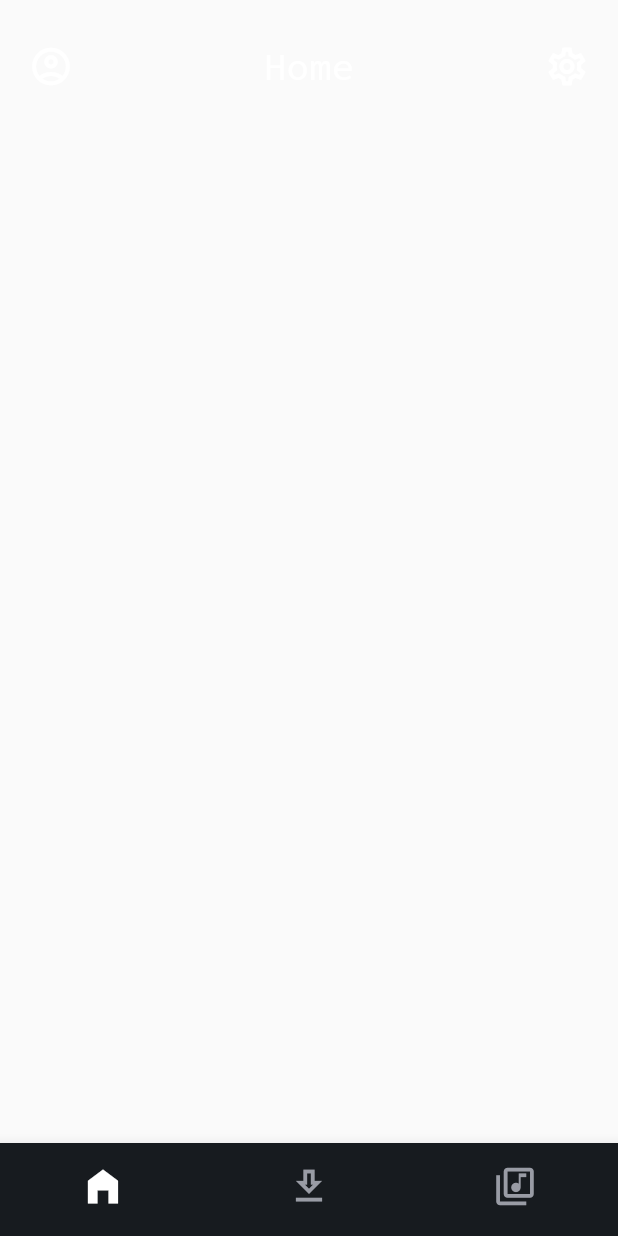
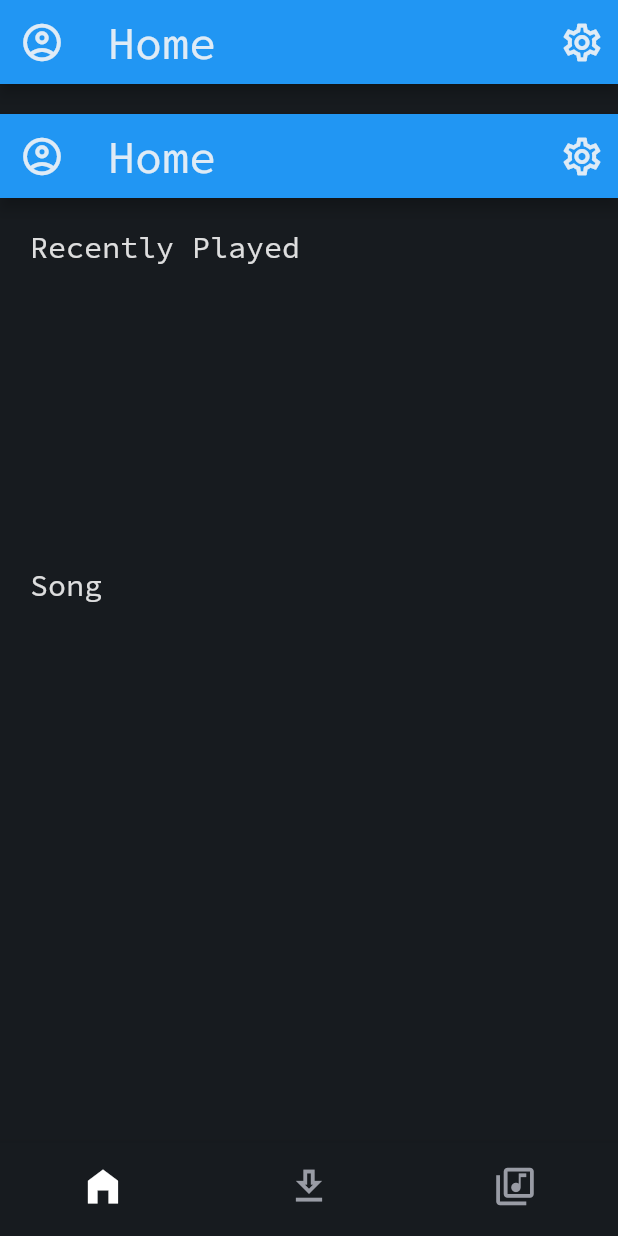
Before and after one commit to mstermigol/Sound, a Flutter app: the screen it shows after launch, on a phone screen of 412 x 824 dp. Run offline on Flutter 3.47's test engine with Material 2 defaults, Android fonts, the phone set to English and light mode, and no system bars.

Commit message:
Creted an appbar component

```diff
--- a/lib/screens/home_screen.dart
+++ b/lib/screens/home_screen.dart
@@ -1,4 +1,5 @@
 import 'package:flutter/material.dart';
+import 'package:sound/palette/palette.dart';
 // TODO: Create the carrousel of recently played songs
 // TODO: Create a scrollable list of all songs
 
@@ -7,14 +8,33 @@ class HomeScreen extends StatelessWidget{
 
   @override
   Widget build(BuildContext context){
-    return SafeArea(
-      child: Column(
-        children: [
-          const SizedBox(
+    return Scaffold(
+      backgroundColor: PALETTE.backgroud,
+      appBar: const TopHome(),
+      body: Column(
+        crossAxisAlignment: CrossAxisAlignment.start,
+        children:  const [
+          SizedBox(
             height: 20.0,
           ),
-          const TopHome(),
-          Expanded(child: Container())
+          TopHome(),
+          SizedBox(
+            height: 20.0,
+          ),
+          RecentlyPlayed(),
+          SizedBox(
+            height: 200.0,
+          ),
+          Padding(
+      padding: EdgeInsets.only(left: 20.0),
+      child: Text("Song ", style: TextStyle(
+                fontSize: 20.0,
+                color: PALETTE.blanco,
+                fontWeight: FontWeight.w400
+          ),
+
+      ),)
+
           ],
         ),
     );
@@ -24,38 +44,56 @@ class HomeScreen extends StatelessWidget{
 
 }
 
-class TopHome extends StatelessWidget {
+class TopHome extends StatelessWidget implements PreferredSizeWidget {
   const TopHome({
     Key? key,
   }) : super(key: key);
 
   @override
+  Size get preferredSize => const Size.fromHeight(kToolbarHeight);
+
+  @override
   Widget build(BuildContext context) {
-    return Padding(
-      padding: const EdgeInsets.symmetric(horizontal: 10.0),
-      child: Row(
-        mainAxisAlignment: MainAxisAlignment.spaceBetween,
-      children: [
-        IconButton(
+    return AppBar(
+    title:  const Text("Home", style: TextStyle(
+        fontSize: 30.0,
+        color: PALETTE.blanco,
+        fontWeight: FontWeight.w400
+      ), ),
+    leading: IconButton(
         iconSize: 30.0,
-        color: Colors.white,
+        color: PALETTE.blanco,
         icon: const Icon(Icons.account_circle_outlined),
         tooltip: "User",
         onPressed: () {},
       ),
-      const Text("Home", style: TextStyle(
-        fontSize: 25.0,
-        color: Colors.white,
-        fontWeight: FontWeight.w400
-      ), ),
-      IconButton(
-        color: Colors.white,
+      actions: [
+        IconButton(
+        color: PALETTE.blanco,
         iconSize: 30.0,
         icon: const Icon(Icons.settings_outlined),
         tooltip: "Configuration",
-        onPressed: () {}),
+        onPressed: () {})
       ],
-      ),
     );
   }
 }
+
+class RecentlyPlayed extends StatelessWidget {
+  const RecentlyPlayed({
+    Key? key,
+  }) : super(key: key);
+
+  @override
+  Widget build(BuildContext context) {
+    return const Padding(
+      padding: EdgeInsets.only(left: 20.0),
+      child: Text("Recently Played", style: TextStyle(
+                fontSize: 20.0,
+                color: PALETTE.blanco,
+                fontWeight: FontWeight.w400
+          ),
+
+      ),);
+  }
+}
```
